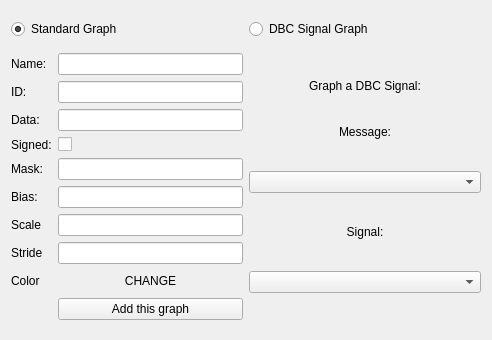
Above: newgraphdialog.ui from collin80/SavvyCAN before the change. Below: the same form after it.
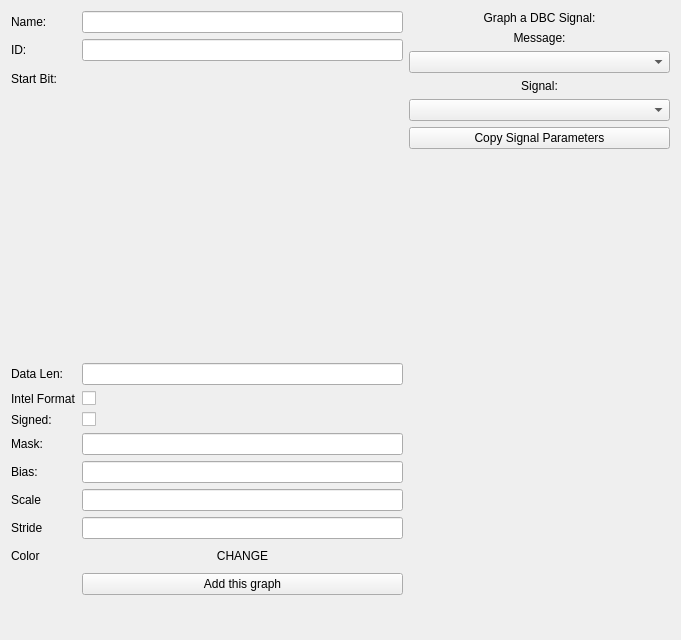
That is the form after the change. Custom widgets are drawn as their Qt base class.

Commit message: *Very* drastic changes to the graphing system. Now all graphs are done very much like DBC signals. Quite a bit has changed. This commit compiles but the results are all funky. Just committing to give a good reference point during debugging. Don't use compiles from this revision. Wait young Jedi...

What changed in the file:
```diff
--- a/newgraphdialog.ui
+++ b/newgraphdialog.ui
@@ -6,8 +6,8 @@
    <rect>
     <x>0</x>
     <y>0</y>
-    <width>492</width>
-    <height>340</height>
+    <width>681</width>
+    <height>640</height>
    </rect>
   </property>
   <property name="windowTitle">
@@ -15,31 +15,7 @@
   </property>
   <layout class="QVBoxLayout" name="verticalLayout">
    <item>
-    <layout class="QHBoxLayout" name="horizontalLayout_2">
-     <item>
-      <widget class="QRadioButton" name="rbStandardGraph">
-       <property name="text">
-        <string>Standard Graph</string>
-       </property>
-       <property name="checked">
-        <bool>true</bool>
-       </property>
-      </widget>
-     </item>
-     <item>
-      <widget class="QRadioButton" name="rbSignalGraph">
-       <property name="text">
-        <string>DBC Signal Graph</string>
-       </property>
-       <property name="checked">
-        <bool>false</bool>
-       </property>
-      </widget>
-     </item>
-    </layout>
-   </item>
-   <item>
-    <layout class="QHBoxLayout" name="horizontalLayout" stretch="1,1">
+    <layout class="QHBoxLayout" name="horizontalLayout" stretch="3,2">
      <item>
       <layout class="QFormLayout" name="formLayout">
        <item row="1" column="0">
@@ -55,28 +31,25 @@
        <item row="2" column="0">
         <widget class="QLabel" name="label_2">
          <property name="text">
-          <string>Data:</string>
+          <string>Start Bit:</string>
          </property>
         </widget>
        </item>
-       <item row="2" column="1">
-        <widget class="QLineEdit" name="txtData"/>
-       </item>
-       <item row="3" column="0">
+       <item row="5" column="0">
         <widget class="QLabel" name="label_3">
          <property name="text">
           <string>Signed:</string>
          </property>
         </widget>
        </item>
-       <item row="3" column="1">
+       <item row="5" column="1">
         <widget class="QCheckBox" name="cbSigned">
          <property name="text">
           <string/>
          </property>
         </widget>
        </item>
-       <item row="4" column="0">
+       <item row="6" column="0">
         <widget class="QLabel" name="label_4">
          <property name="frameShape">
           <enum>QFrame::NoFrame</enum>
@@ -86,47 +59,47 @@
          </property>
         </widget>
        </item>
-       <item row="4" column="1">
+       <item row="6" column="1">
         <widget class="QLineEdit" name="txtMask"/>
        </item>
-       <item row="5" column="0">
+       <item row="7" column="0">
         <widget class="QLabel" name="label_5">
          <property name="text">
           <string>Bias:</string>
          </property>
         </widget>
        </item>
-       <item row="5" column="1">
+       <item row="7" column="1">
         <widget class="QLineEdit" name="txtBias"/>
        </item>
-       <item row="6" column="0">
+       <item row="8" column="0">
         <widget class="QLabel" name="label_6">
          <property name="text">
           <string>Scale</string>
          </property>
         </widget>
        </item>
-       <item row="6" column="1">
+       <item row="8" column="1">
         <widget class="QLineEdit" name="txtScale"/>
        </item>
-       <item row="7" column="0">
+       <item row="9" column="0">
         <widget class="QLabel" name="label_7">
          <property name="text">
           <string>Stride</string>
          </property>
         </widget>
        </item>
-       <item row="7" column="1">
+       <item row="9" column="1">
         <widget class="QLineEdit" name="txtStride"/>
        </item>
-       <item row="8" column="0">
+       <item row="10" column="0">
         <widget class="QLabel" name="label_8">
          <property name="text">
           <string>Color</string>
          </property>
         </widget>
        </item>
-       <item row="8" column="1">
+       <item row="10" column="1">
         <widget class="QPushButton" name="colorSwatch">
          <property name="autoFillBackground">
           <bool>true</bool>
@@ -139,7 +112,7 @@
          </property>
         </widget>
        </item>
-       <item row="9" column="1">
+       <item row="11" column="1">
         <widget class="QPushButton" name="btnAddGraph">
          <property name="text">
           <string>Add this graph</string>
@@ -156,6 +129,46 @@
        <item row="0" column="1">
         <widget class="QLineEdit" name="txtName"/>
        </item>
+       <item row="2" column="1">
+        <widget class="CANDataGrid" name="gridData" native="true">
+         <property name="minimumSize">
+          <size>
+           <width>0</width>
+           <height>290</height>
+          </size>
+         </property>
+         <property name="baseSize">
+          <size>
+           <width>150</width>
+           <height>150</height>
+          </size>
+         </property>
+        </widget>
+       </item>
+       <item row="4" column="0">
+        <widget class="QLabel" name="label_13">
+         <property name="text">
+          <string>Intel Format</string>
+         </property>
+        </widget>
+       </item>
+       <item row="4" column="1">
+        <widget class="QCheckBox" name="cbIntel">
+         <property name="text">
+          <string/>
+         </property>
+        </widget>
+       </item>
+       <item row="3" column="0">
+        <widget class="QLabel" name="label_14">
+         <property name="text">
+          <string>Data Len:</string>
+         </property>
+        </widget>
+       </item>
+       <item row="3" column="1">
+        <widget class="QLineEdit" name="txtDataLen"/>
+       </item>
       </layout>
      </item>
      <item>
@@ -214,12 +227,40 @@
        <item>
         <widget class="QComboBox" name="cbSignals"/>
        </item>
+       <item>
+        <widget class="QPushButton" name="btnCopySignal">
+         <property name="text">
+          <string>Copy Signal Parameters</string>
+         </property>
+        </widget>
+       </item>
+       <item>
+        <spacer name="verticalSpacer">
+         <property name="orientation">
+          <enum>Qt::Vertical</enum>
+         </property>
+         <property name="sizeHint" stdset="0">
+          <size>
+           <width>20</width>
+           <height>40</height>
+          </size>
+         </property>
+        </spacer>
+       </item>
       </layout>
      </item>
     </layout>
    </item>
   </layout>
  </widget>
+ <customwidgets>
+  <customwidget>
+   <class>CANDataGrid</class>
+   <extends>QWidget</extends>
+   <header>candatagrid.h</header>
+   <container>1</container>
+  </customwidget>
+ </customwidgets>
  <resources/>
  <connections/>
 </ui>
```
The commit also changes 6 other files.
